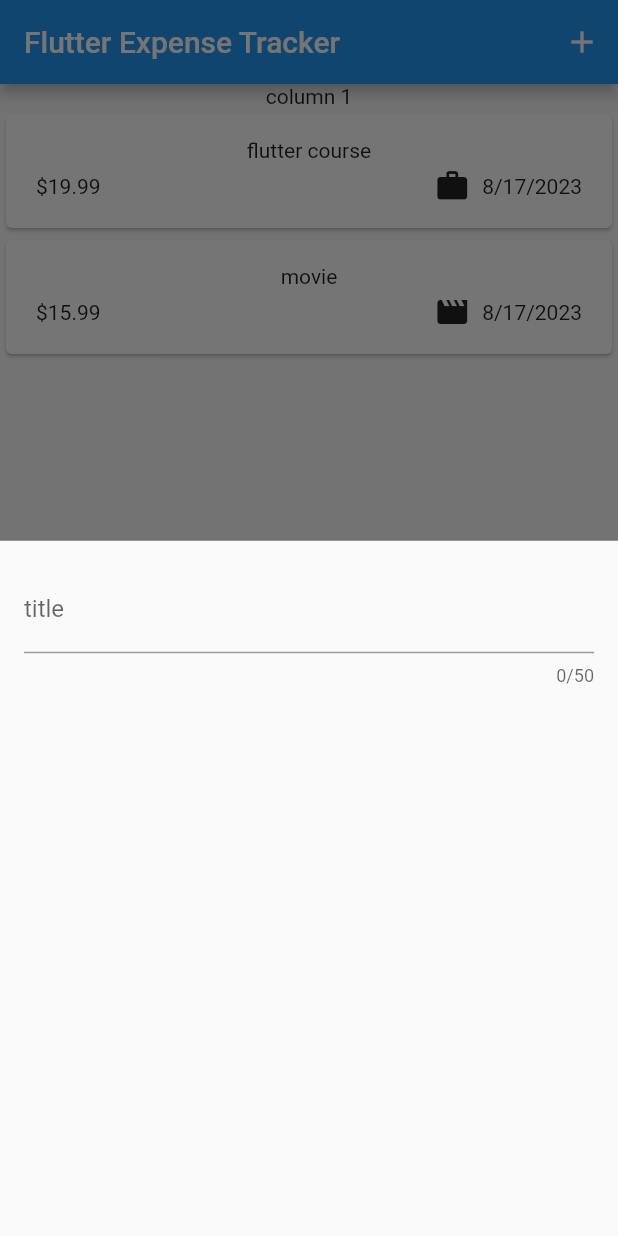
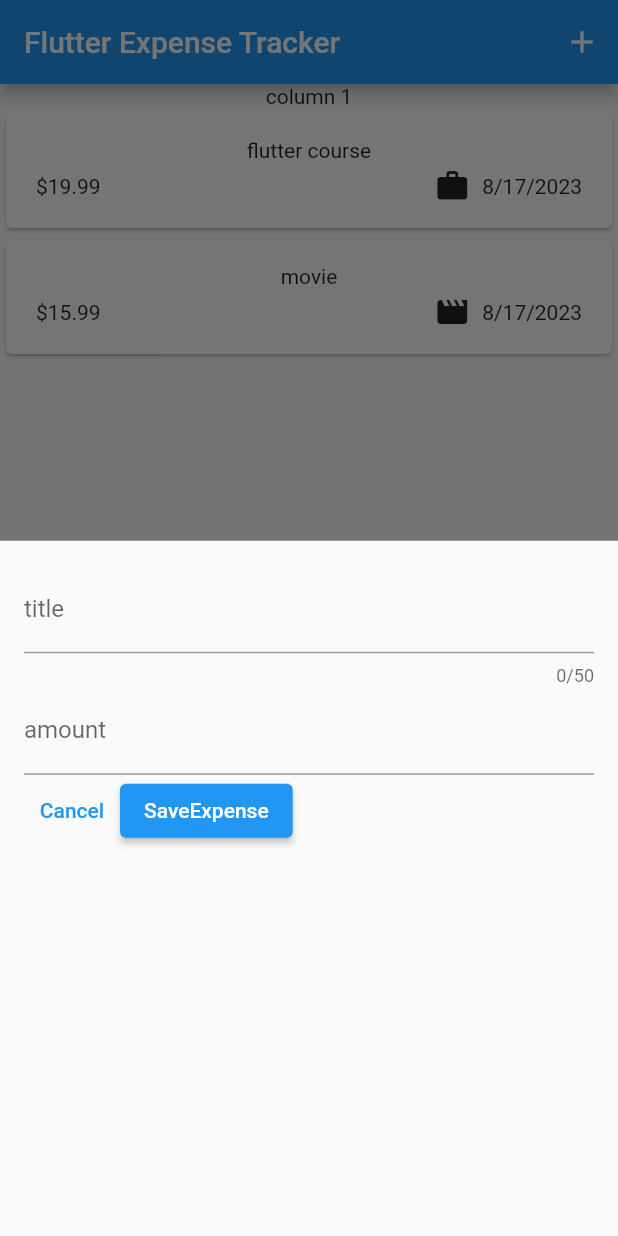
Before and after one commit to Vijay-Maramreddy/EXPENSE_TRACKER, a Flutter app: the screen it shows after launch, after a tap on the "add" icon, on a phone screen of 412 x 824 dp. Run offline on Flutter 3.47's test engine with Material 2 defaults, Android fonts, the phone set to English and light mode, and no system bars.

Commit message:
input screen with cancel

```diff
--- a/lib/widgets/new_expense.dart
+++ b/lib/widgets/new_expense.dart
@@ -9,22 +9,51 @@ class NewExpense extends StatefulWidget{
   }
 }
 class _NewExpenseState extends State<NewExpense>{
+  final _titleController=TextEditingController();
+  final _amountController=TextEditingController();
+
+  @override
+  void dispose()
+  {
+    _titleController.dispose();
+    _amountController.dispose();
+    super.dispose();
+  }
   @override
   Widget build(BuildContext context){
-    var enteredTitle='';
-    void saveTitleInput(String inputValue){
-      enteredTitle=inputValue;
-    }
+
+
     return Padding(
         padding: const EdgeInsets.all(16),
       child: Column(
         children: [
           TextField(
-            onChanged: saveTitleInput,
+            controller: _titleController,
             maxLength: 50,
             decoration:const  InputDecoration(
               label: Text("title"),
             ),
+          ),
+          TextField(
+            controller: _amountController,
+            keyboardType: TextInputType.number,
+            decoration: const InputDecoration(
+              prefixText:'\$ ',
+              label:Text('amount'),
+            ),
+          ),
+          Row(children: [
+            TextButton(onPressed: (){
+              Navigator.pop(context);
+            },
+                child: const Text('Cancel')),
+            ElevatedButton(onPressed: (){
+              print (_titleController.text);
+              print(_amountController);
+              },
+                child: const Text('SaveExpense')),
+
+          ],
           )
         ],
       ),
```
